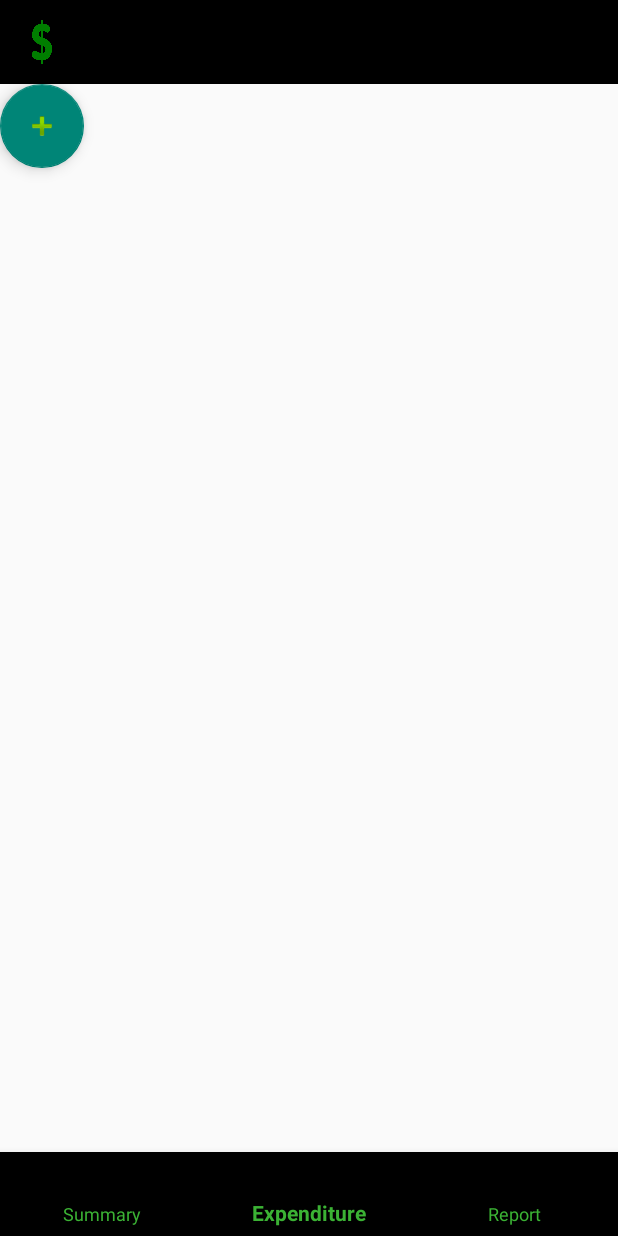
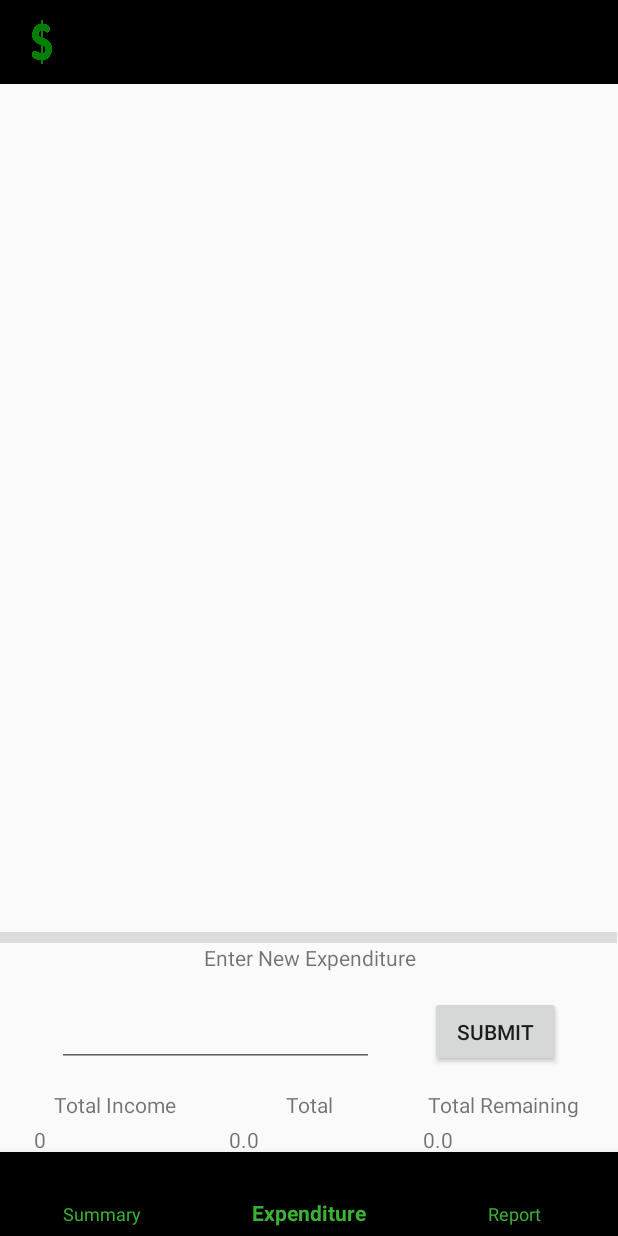
Before and after one commit to etbegert/cse682-budget, an Android app: the screen it shows after launch once a user with an empty profile is signed in (MainActivity), item 2 of the bottom bar chosen, on a phone screen of 412 x 824 dp. Run offline under Robolectric (Android 15) with nearby library versions, the light colour scheme and no system bars; our stand-ins replace Firebase (no records; nobody signed in at launch, a user with empty details on screens opened directly); 3 statements that could not run were skipped.

Commit message:
Updated and reworked expenditures so that they work as expected and save to database

```diff
--- a/app/src/main/java/com/example/cse682final/AccountInfo.kt
+++ b/app/src/main/java/com/example/cse682final/AccountInfo.kt
@@ -1,14 +1,32 @@
 package com.example.cse682final
 
-class AccountInfo(inc: Int) {
-    var income = inc
-    var expenditureList = ArrayList<Float>()
-    var expenditureTotal : Float = 0F
-    var savingsList = HashMap<String, Float>()
+import com.google.firebase.auth.FirebaseAuth
+import com.google.firebase.auth.FirebaseUser
+import com.google.firebase.database.FirebaseDatabase
+
+class AccountInfo() {
+    private val currentUser = FirebaseAuth.getInstance().currentUser
+    private val userRef = FirebaseDatabase.getInstance().getReference("Users").child(currentUser?.uid!!)
+    var income: Int
+    var expenditureList: ArrayList<Float>
+    var expenditureTotal : Float
+    var savingsList: HashMap<String, Float>
     var autoReportsList = HashMap<String, Int>()
-    var alerts = ArrayList<String>()
+    var alerts: ArrayList<String>
 
-    fun AccountInfo(inc: Int, expenditures: ArrayList<Float>, expendTotal: Float, savings: HashMap<String, Float>, autoReports: HashMap<String, Int>, alertsList: ArrayList<String>) {
+    init {
+        income = 0
+        expenditureList = ArrayList<Float>()
+        expenditureTotal = 0F
+        savingsList = HashMap<String, Float>()
+        alerts = ArrayList<String>()
+    }
+
+    constructor(inc: Int) : this() {
+        this.income = inc
+    }
+
+    constructor(inc: Int, expenditures: ArrayList<Float>, expendTotal: Float, savings: HashMap<String, Float>, autoReports: HashMap<String, Int>, alertsList: ArrayList<String>) : this() {
         this.income = inc
         this.expenditureList = expenditures
         this.expenditureTotal = expendTotal
@@ -18,36 +36,38 @@
     }
 
     // Set the user's income
-    fun accountInfo(userIncome: Int) {
+    fun changeIncome(userIncome: Int) {
         this.income = userIncome
+        updateDatabase()
     }
 
     // Add the user's expenditure
     fun addExpenditure(expend: Float) {
         this.expenditureList.add(expend)
         this.expenditureTotal += expend
-
+        updateDatabase()
     }
 
     // Add the user's savings
     fun addSavings(savingName: String, saving: Float) {
         this.savingsList.put(savingName, saving)
+        updateDatabase()
     }
 
     // Add the user's alerts
-    @JvmName("setAlerts1")
-    fun setAlerts(alertsList: ArrayList<String>) {
+    fun setAlert(alertsList: ArrayList<String>) {
         this.alerts = alertsList
+        updateDatabase()
     }
 
     // Add the user's auto reports
     fun setAutoReports(autoReports: HashMap<String, Int>) {
         this.autoReportsList = autoReports
+        updateDatabase()
     }
 
     // Get the user's income
-    @JvmName("getIncome1")
-    fun getIncome(): Int {
+    fun getInc(): Int {
         return income
     }
 
@@ -75,4 +95,12 @@
     fun getAutoReports(): HashMap<String, Int> {
         return autoReportsList
     }
+
+    fun updateDatabase() {
+        userRef.child("accountInfo").setValue(this)
+    }
+
+    override fun toString(): String {
+        return "${currentUser?.displayName}\n ${this.income.toString()} \n ${this.expenditureList.toString()} \n ${this.expenditureTotal.toString()}"
+    }
 }
--- a/app/src/main/java/com/example/cse682final/BasicDrawer.kt
+++ b/app/src/main/java/com/example/cse682final/BasicDrawer.kt
@@ -4,6 +4,7 @@
 import android.graphics.Bitmap
 import android.graphics.drawable.BitmapDrawable
 import android.graphics.drawable.Drawable
+import android.util.Log
 import android.view.MenuItem
 import android.widget.ImageView
 import android.widget.TextView
@@ -25,14 +26,33 @@
 
 open class BasicDrawer : AppCompatActivity(), NavigationView.OnNavigationItemSelectedListener, BottomNavigationView.OnNavigationItemSelectedListener {
 
+
+    // Grabs current user's account info
+    private val currentUser = FirebaseAuth.getInstance().currentUser
+    private var accountInfo = AccountInfo()
+    private var ref = FirebaseDatabase.getInstance().getReference("Users").child(currentUser?.uid!!).addListenerForSingleValueEvent(object: ValueEventListener {
+        override fun onDataChange(snapshot: DataSnapshot) {
+            accountInfo = snapshot.child("accountInfo").getValue(AccountInfo::class.java)!!
+            Log.d("AccountInfo request", "Request successful")
+        }
+
+        override fun onCancelled(error: DatabaseError) {
+            Log.d("AccountInfo request", "Request cancelled")
+        }
+    })
+    // Set up other class vars
     private var navigationView: NavigationView? = null
     private var drawerLayout: DrawerLayout? = null
     private var bottomNavigationView : BottomNavigationView? = null
-    private val currentUser = FirebaseAuth.getInstance().currentUser
     private val summaryFragment = SummaryFragment()
-    private val expendatureFragment = ExpenditureFragment()
+    private var expenditureFragment = ExpenditureFragment(accountInfo!!)
     private val reportFragment = ReportListFragment()
-    private val settingsFragment = SettingsFragment ()
+    private val settingsFragment = SettingsFragment()
+
+    fun saveAccountInfo(accInfo: AccountInfo) {
+        accountInfo = accInfo
+        Log.d("Account Info", "${accountInfo.toString()}")
+    }
 
     fun onCreateDrawer() {
         setContentView(R.layout.activity_main)
@@ -74,7 +94,7 @@
         {
             R.id.summary_button -> loadFragment(R.id.fragment_container,summaryFragment, "summary")
 
-            R.id.exp_button -> loadFragment(R.id.fragment_container,expendatureFragment, "expendature")
+            R.id.exp_button -> loadFragment(R.id.fragment_container, expenditureFragment!!, "expenditure")
 
             R.id.report_button -> loadFragment(R.id.fragment_container,reportFragment, "report")
 
--- a/app/src/main/java/com/example/cse682final/ExpenditureFragment.kt
+++ b/app/src/main/java/com/example/cse682final/ExpenditureFragment.kt
@@ -9,6 +9,7 @@
 import android.widget.TextView
 import androidx.fragment.app.Fragment
 import androidx.recyclerview.widget.DefaultItemAnimator
+import androidx.recyclerview.widget.LinearLayoutManager
 import androidx.recyclerview.widget.RecyclerView
 
 class ExpenditureFragment(var accountInfo: AccountInfo) : Fragment() {
@@ -17,7 +18,7 @@
         container: ViewGroup?,
         savedInstanceState: Bundle?
     ): View? {
-        val v = inflater.inflate(R.layout.expenditure_fragment, container)
+        val v = inflater.inflate(R.layout.expenditure_fragment, container, false)
         v.findViewById<Button>(R.id.expEntrySubmit).setOnClickListener {
             accountInfo.addExpenditure(v.findViewById<EditText>(R.id.expEntry).text.toString().toFloat())
         }
@@ -25,6 +26,10 @@
         v.findViewById<TextView>(R.id.expTotalExpenditures).text = accountInfo.expenditureTotal.toString()
         v.findViewById<TextView>(R.id.expTotalRemaining).text = (accountInfo.income - accountInfo.expenditureTotal).toString()
         val rv = v.findViewById<RecyclerView>(R.id.expenditureRecycler)
+        val layoutManager = LinearLayoutManager(context)
+        layoutManager.orientation = LinearLayoutManager.VERTICAL
+        layoutManager.scrollToPosition(0)
+        rv.layoutManager = layoutManager
         rv.adapter = ExpenditureAdapter(accountInfo)
         rv.itemAnimator = DefaultItemAnimator()
         return v
--- a/app/src/main/res/layout/expenditure_fragment.xml
+++ b/app/src/main/res/layout/expenditure_fragment.xml
@@ -6,13 +6,20 @@
     android:layout_width="match_parent"
     android:layout_height="match_parent">
 
+    <androidx.recyclerview.widget.RecyclerView
+        android:id="@+id/expenditureRecycler"
+        android:layout_width="415dp"
+        android:layout_height="565dp"
+        app:layout_constraintTop_toTopOf="parent"
+        app:layout_constraintStart_toStartOf="parent"/>
+
     <View
         android:id="@+id/divider"
         android:layout_width="411dp"
         android:layout_height="7dp"
         android:background="?android:attr/listDivider"
-        tools:layout_editor_absoluteX="1dp"
-        tools:layout_editor_absoluteY="566dp" />
+        app:layout_constraintTop_toBottomOf="@id/expenditureRecycler"
+        app:layout_constraintStart_toStartOf="parent"/>
 
     <TextView
         android:id="@+id/expEntryTitle"
@@ -20,37 +27,9 @@
         android:layout_height="25dp"
         android:text="Enter New Expenditure"
         android:textAlignment="center"
-        tools:layout_editor_absoluteX="45dp"
-        tools:layout_editor_absoluteY="583dp" />
-
-    <TextView
-        android:id="@+id/expTotalRemaining"
-        android:layout_width="107dp"
-        android:layout_height="18dp"
-        tools:layout_editor_absoluteX="288dp"
-        tools:layout_editor_absoluteY="690dp" />
-
-    <TextView
-        android:id="@+id/expTotalExpenditures"
-        android:layout_width="107dp"
-        android:layout_height="18dp"
-        tools:layout_editor_absoluteX="152dp"
-        tools:layout_editor_absoluteY="690dp" />
-
-    <TextView
-        android:id="@+id/expTotalIncome"
-        android:layout_width="107dp"
-        android:layout_height="18dp"
-        tools:layout_editor_absoluteX="25dp"
-        tools:layout_editor_absoluteY="690dp" />
-
-    <Button
-        android:id="@+id/expEntrySubmit"
-        android:layout_width="87dp"
-        android:layout_height="47dp"
-        android:text="Submit"
-        tools:layout_editor_absoluteX="256dp"
-        tools:layout_editor_absoluteY="611dp" />
+        app:layout_constraintTop_toBottomOf="@id/divider"
+        app:layout_constraintStart_toStartOf="parent"
+        app:layout_constraintEnd_toEndOf="parent"/>
 
     <EditText
         android:id="@+id/expEntry"
@@ -58,14 +37,79 @@
         android:layout_height="47dp"
         android:ems="10"
         android:inputType="number"
-        tools:layout_editor_absoluteX="45dp"
-        tools:layout_editor_absoluteY="612dp" />
+        android:layout_marginTop="10dp"
+        app:layout_constraintTop_toBottomOf="@id/expEntryTitle"
+        app:layout_constraintStart_toStartOf="parent"
+        app:layout_constraintEnd_toStartOf="@id/expEntrySubmit"/>
 
-    <androidx.recyclerview.widget.RecyclerView
-        android:id="@+id/expenditureRecycler"
-        android:layout_width="415dp"
-        android:layout_height="565dp"
-        tools:layout_editor_absoluteX="-2dp"
-        tools:layout_editor_absoluteY="0dp" />
+    <Button
+        android:id="@+id/expEntrySubmit"
+        android:layout_width="87dp"
+        android:layout_height="47dp"
+        android:text="Submit"
+        android:layout_marginTop="10dp"
+        app:layout_constraintTop_toBottomOf="@id/expEntryTitle"
+        app:layout_constraintStart_toEndOf="@id/expEntry"
+        app:layout_constraintEnd_toEndOf="parent"/>
+
+    <TextView
+        android:id="@+id/expTotalIncomeTitle"
+        android:layout_width="107dp"
+        android:layout_height="18dp"
+        android:layout_marginTop="15dp"
+        android:text="Total Income"
+        android:textAlignment="center"
+        app:layout_constraintEnd_toStartOf="@id/expTotalExpenditures"
+        app:layout_constraintStart_toStartOf="parent"
+        app:layout_constraintTop_toBottomOf="@id/expEntry" />
+
+    <TextView
+        android:id="@+id/expTotalExpendituresTitle"
+        android:layout_width="107dp"
+        android:layout_height="18dp"
+        android:layout_marginTop="15dp"
+        android:text="Total Expenditures"
+        android:textAlignment="center"
+        app:layout_constraintEnd_toStartOf="@id/expTotalRemaining"
+        app:layout_constraintStart_toEndOf="@id/expTotalIncome"
+        app:layout_constraintTop_toBottomOf="@id/expEntry" />
+
+    <TextView
+        android:id="@+id/expTotalRemainingTitle"
+        android:layout_width="107dp"
+        android:layout_height="18dp"
+        android:layout_marginTop="15dp"
+        android:text="Total Remaining"
+        android:textAlignment="center"
+        app:layout_constraintEnd_toEndOf="parent"
+        app:layout_constraintStart_toEndOf="@id/expTotalExpenditures"
+        app:layout_constraintTop_toBottomOf="@id/expEntry" />
+
+    <TextView
+        android:id="@+id/expTotalIncome"
+        android:layout_width="107dp"
+        android:layout_height="18dp"
+        android:layout_marginTop="5dp"
+        app:layout_constraintTop_toBottomOf="@id/expTotalIncomeTitle"
+        app:layout_constraintStart_toStartOf="parent"
+        app:layout_constraintEnd_toStartOf="@id/expTotalExpenditures"/>
+
+    <TextView
+        android:id="@+id/expTotalExpenditures"
+        android:layout_width="107dp"
+        android:layout_height="18dp"
+        android:layout_marginTop="5dp"
+        app:layout_constraintTop_toBottomOf="@id/expTotalExpendituresTitle"
+        app:layout_constraintStart_toEndOf="@id/expTotalIncome"
+        app:layout_constraintEnd_toStartOf="@id/expTotalRemaining"/>
+
+    <TextView
+        android:id="@+id/expTotalRemaining"
+        android:layout_width="107dp"
+        android:layout_height="18dp"
+        android:layout_marginTop="5dp"
+        app:layout_constraintTop_toBottomOf="@id/expTotalRemainingTitle"
+        app:layout_constraintStart_toEndOf="@id/expTotalExpenditures"
+        app:layout_constraintEnd_toEndOf="parent"/>
 
 </androidx.constraintlayout.widget.ConstraintLayout>
--- a/build.gradle
+++ b/build.gradle
@@ -6,7 +6,7 @@
         jcenter()
     }
     dependencies {
-        classpath "com.android.tools.build:gradle:4.0.0"
+        classpath 'com.android.tools.build:gradle:4.0.1'
         classpath "org.jetbrains.kotlin:kotlin-gradle-plugin:$kotlin_version"
         classpath 'com.google.gms:google-services:4.3.3'
 
```
Also changed, not shown: app/src/main/java/com/example/cse682final/MainActivity.kt (+9 -0 lines), app/src/main/res/layout/activity_splash_screen.xml (+5 -3 lines).
